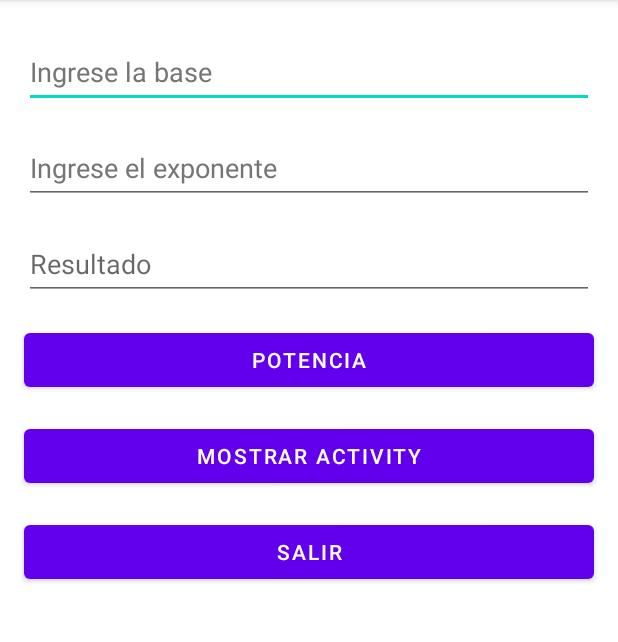
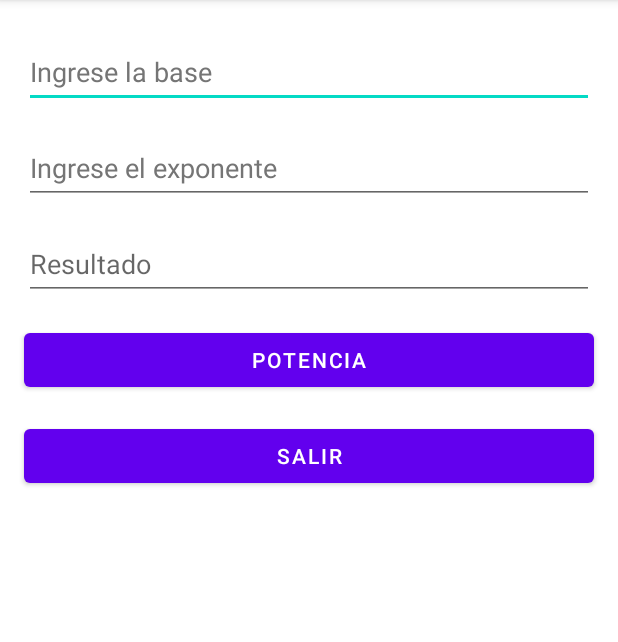
Before and after one commit to fisei-aplicaciones-moviles/App_002, an Android app: the MainActivity screen opened directly, with no data from a screen before it, on a phone screen of 412 x 824 dp, the part 84-726 px from its top. Run offline under Robolectric (Android 15) with nearby library versions, the phone set to English and light mode, and no system bars; 1 statement that could not run was skipped.

Commit message:
Commit encima del primer commit remoto

```diff
--- a/app/src/main/AndroidManifest.xml
+++ b/app/src/main/AndroidManifest.xml
@@ -11,11 +11,7 @@
         android:theme="@style/Theme.App_002">
         <activity
             android:name=".TercerActivity"
-            android:exported="true">
-
-        </activity>
-
-
+            android:exported="false" />
         <activity
             android:name=".IngresoActivity"
             android:exported="true">
--- a/app/src/main/java/fisei/uta/ec/app_002/MainActivity.java
+++ b/app/src/main/java/fisei/uta/ec/app_002/MainActivity.java
@@ -2,7 +2,6 @@ package fisei.uta.ec.app_002;
 
 import androidx.appcompat.app.AppCompatActivity;
 
-import android.content.Intent;
 import android.os.Bundle;
 import android.view.View;
 import android.widget.Button;
@@ -57,13 +56,10 @@ public class MainActivity extends AppCompatActivity {
        });
 
        // obtener los parametros
-        Bundle bundle = this.getIntent().getExtras();
+        Bundle bundle = getIntent().getExtras();
 
        // et_resultado.setText(bundle.getString("variable_usuario"));
-       // et_resultado.setText(bundle.getString("variable_clave"));
-      //  et_segundoValor.setText(bundle.getString("variable_clave"));
-        this.getSupportActionBar().setTitle("Esta conectado con el usuario:" +
-                bundle.getString("variable_usuario"));
+        et_resultado.setText(bundle.getString("variable_clave"));
     }
 
 /*
@@ -95,12 +91,4 @@ public class MainActivity extends AppCompatActivity {
     {
 
     }
-
-    public void onClicMostrarActivity(View view)
-    {
-        Intent intent = new Intent(this, TercerActivity.class);
-
-        // con el metodod (putExtra) pasar los parametros
-        this.startActivity(intent);
-    }
 }
--- a/app/src/main/res/layout/activity_main.xml
+++ b/app/src/main/res/layout/activity_main.xml
@@ -13,7 +13,6 @@
         android:layout_marginStart="16dp"
         android:layout_marginTop="24dp"
         android:layout_marginEnd="16dp"
-        android:autofillHints=""
         android:ems="10"
         android:hint="@string/edittext_hint_primervalor"
         android:inputType="numberSigned"
@@ -22,7 +21,8 @@
         app:layout_constraintEnd_toEndOf="parent"
         app:layout_constraintStart_toStartOf="parent"
         app:layout_constraintTop_toTopOf="parent"
-        tools:ignore="SpeakableTextPresentCheck" />
+        tools:ignore="SpeakableTextPresentCheck"
+        android:autofillHints="" />
 
     <EditText
         android:id="@+id/editTextSegundoValor"
@@ -31,7 +31,6 @@
         android:layout_marginStart="16dp"
         android:layout_marginTop="16dp"
         android:layout_marginEnd="16dp"
-        android:autofillHints=""
         android:ems="10"
         android:hint="@string/edittext_hint_segundovalor"
         android:inputType="numberSigned"
@@ -40,7 +39,8 @@
         app:layout_constraintEnd_toEndOf="parent"
         app:layout_constraintStart_toStartOf="parent"
         app:layout_constraintTop_toBottomOf="@+id/editTextPrimerValor"
-        tools:ignore="SpeakableTextPresentCheck" />
+        tools:ignore="SpeakableTextPresentCheck"
+        android:autofillHints="" />
 
     <EditText
         android:id="@+id/editTextResultado"
@@ -49,16 +49,15 @@
         android:layout_marginStart="16dp"
         android:layout_marginTop="16dp"
         android:layout_marginEnd="16dp"
-        android:autofillHints=""
         android:ems="10"
-        android:focusable="false"
         android:hint="@string/edittext_hint_resultado"
         android:inputType="numberSigned"
         android:minHeight="48dp"
         app:layout_constraintEnd_toEndOf="parent"
         app:layout_constraintStart_toStartOf="parent"
         app:layout_constraintTop_toBottomOf="@+id/editTextSegundoValor"
-        tools:ignore="SpeakableTextPresentCheck" />
+        tools:ignore="SpeakableTextPresentCheck"
+        android:autofillHints="" />
 
     <Button
         android:id="@+id/buttonPotencia"
@@ -81,21 +80,6 @@
         android:layout_marginEnd="16dp"
         android:text="@string/button_text_salir"
         app:layout_constraintEnd_toEndOf="parent"
-        app:layout_constraintHorizontal_bias="0.0"
-        app:layout_constraintStart_toStartOf="parent"
-        app:layout_constraintTop_toBottomOf="@+id/buttonMostrarActivity" />
-
-    <Button
-        android:id="@+id/buttonMostrarActivity"
-        android:layout_width="0dp"
-        android:layout_height="wrap_content"
-        android:layout_marginStart="16dp"
-        android:layout_marginTop="16dp"
-        android:layout_marginEnd="16dp"
-        android:onClick="onClicMostrarActivity"
-        android:text="@string/button_text_mostraractivity"
-        app:layout_constraintEnd_toEndOf="parent"
-        app:layout_constraintHorizontal_bias="0.498"
         app:layout_constraintStart_toStartOf="parent"
         app:layout_constraintTop_toBottomOf="@+id/buttonPotencia" />
 </androidx.constraintlayout.widget.ConstraintLayout>
--- a/app/src/main/res/values/strings.xml
+++ b/app/src/main/res/values/strings.xml
@@ -12,6 +12,5 @@
     <string name="edittext_hint_clave">Digite la clave</string>
 
     <string name="button_text_ingresar">Ingresar</string>
-    <string name="button_text_mostraractivity">Mostrar Activity</string>
 
 </resources>
```
Also changed, not shown: 2 other files.
